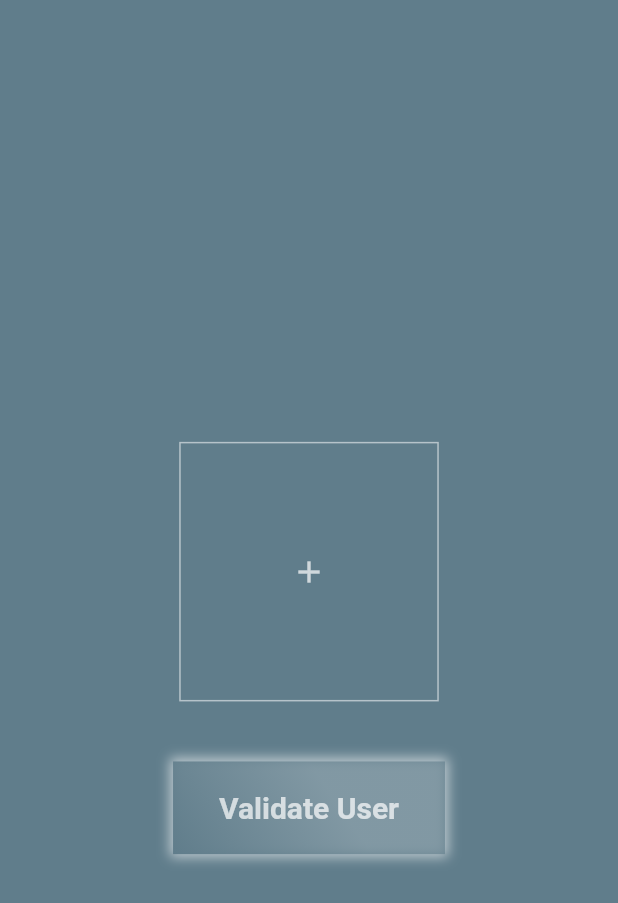
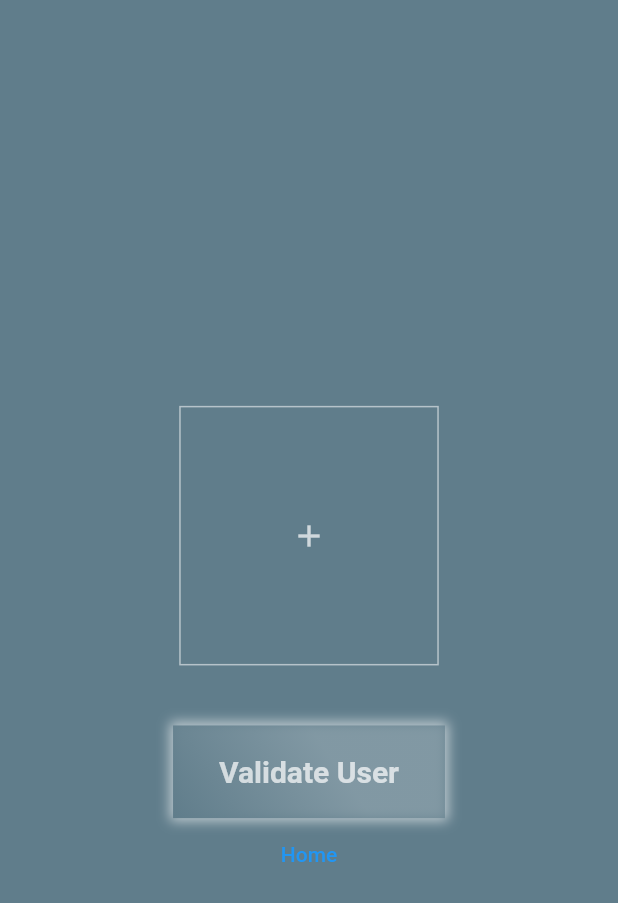
Before and after one commit to a-mufasa/FaceGate, a Flutter app: the AwsFaceComparison screen opened directly, on a phone screen of 412 x 824 dp. Shown: the top 903 px of the screen. Run offline on Flutter 3.47's test engine with Material 2 defaults, Android fonts, the light colour scheme and no system bars; our stand-ins replace cloud_firestore, device_info_plus, firebase_core, firebase_storage, image_picker, rxdart; missing offline and left inert: aws_rekognition_api, nfc_manager; accounts and stored records are empty.

Commit message:
final additions

```diff
--- a/lib/aws/aws_face_comparison.dart
+++ b/lib/aws/aws_face_comparison.dart
@@ -3,6 +3,7 @@ import 'dart:typed_data';
 import 'package:aws_rekognition_api/rekognition-2016-06-27.dart' as aws;
 import 'package:face_gate/aws/aws_validation_bloc.dart';
 import 'package:face_gate/aws/aws_verify_model.dart';
+import 'package:face_gate/main.dart';
 import 'package:face_gate/supporting_files/file_picker_wrapper.dart';
 import 'package:face_gate/supporting_files/image_picker_wrapper.dart';
 import 'package:face_gate/utils/utils.dart';
@@ -90,12 +91,22 @@ class _AwsFaceComparisonState extends State<AwsFaceComparison> {
                   ],
                 ),
               ),
-              validateButton()
+              validateButton(),
+              resetButton()
             ],
           ),
         ),
       ),
     );
+  }
+
+  Widget resetButton() {
+    return TextButton(
+        onPressed: () {
+          final newRoute = MaterialPageRoute(builder: (context) => MyApp());
+          Navigator.push(context, newRoute);
+        },
+        child: const Text("Home"));
   }
 
   Widget getResultWidget() {
```
Also changed, not shown: lib/scan_page_view.dart (+9 -3 lines), lib/utils/utils.dart (+11 -0 lines), pubspec.lock.
